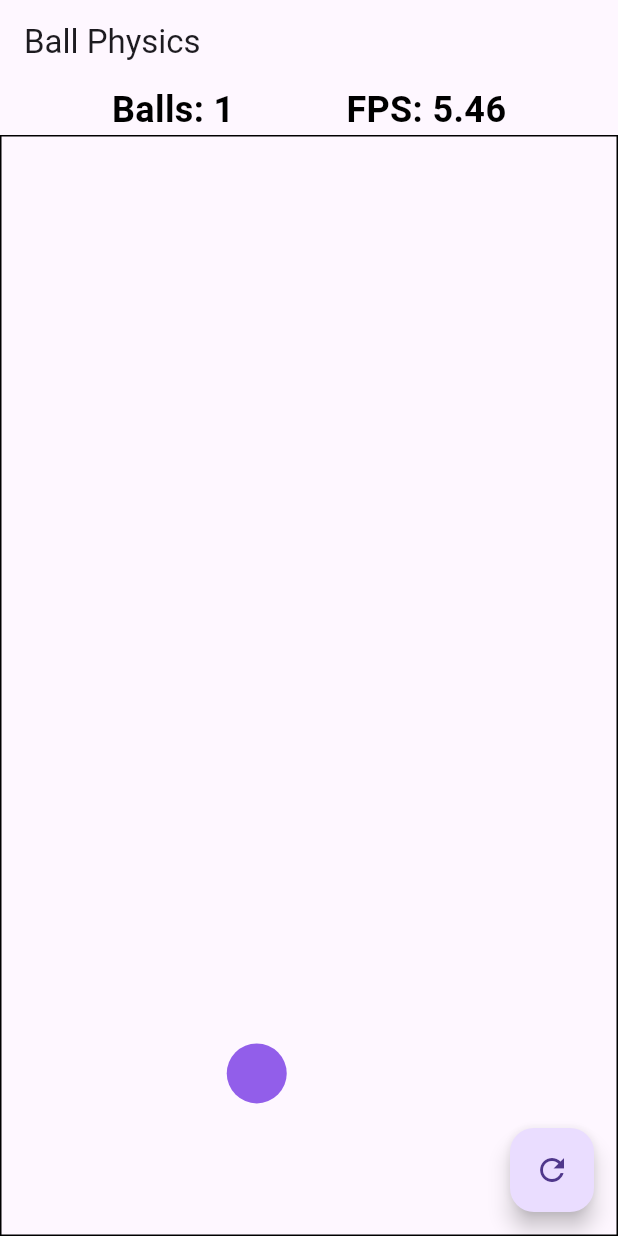
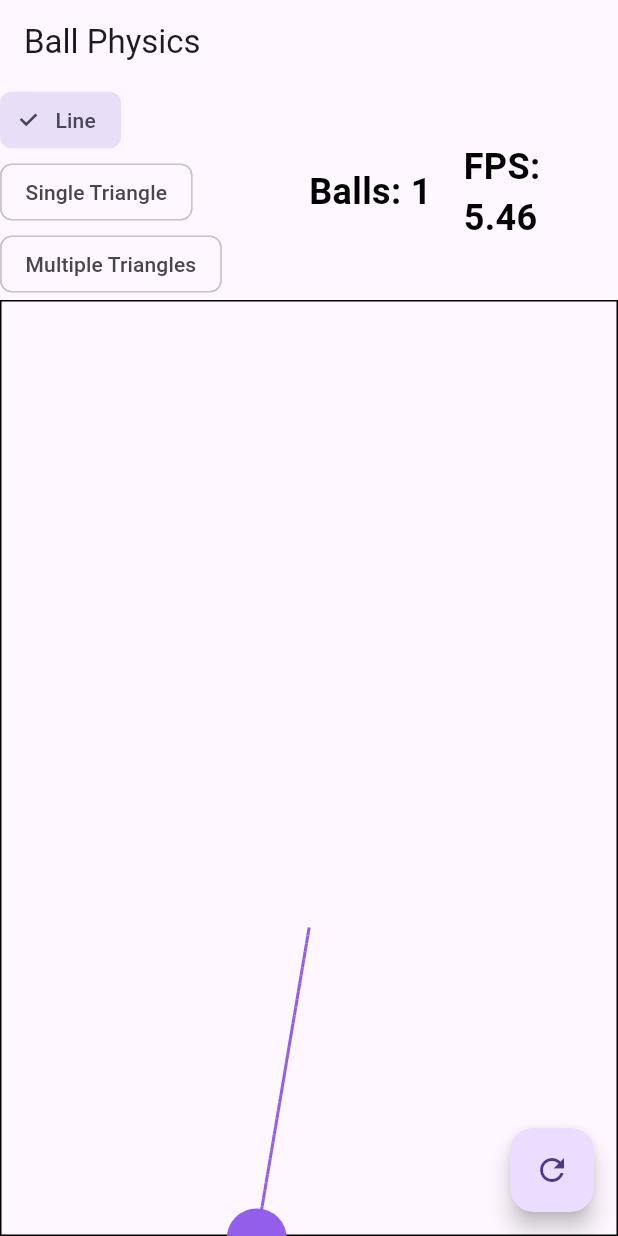
Before and after one commit to abdelaziz-mahdy/bouncy_ball_physics, a Flutter app: the screen it shows after launch, on a phone screen of 412 x 824 dp. Run offline on Flutter 3.47's test engine with Material 3 defaults, Android fonts, the phone set to English and light mode, and no system bars.

Commit message:
limit balls count, and added selector for shapes

```diff
--- a/lib/ball_painter.dart
+++ b/lib/ball_painter.dart
@@ -2,14 +2,18 @@ import 'package:bouncy_ball_physics/ball.dart';
 import 'package:flutter/foundation.dart';
 import 'package:flutter/material.dart';
 
-import 'package:bouncy_ball_physics/ball.dart';
-import 'package:flutter/foundation.dart';
-import 'package:flutter/material.dart';
+enum TrailShape {
+  line,
+  singleTriangle,
+  multipleTriangles,
+}
 
 class BallPainter extends CustomPainter {
   List<Ball> balls;
+  TrailShape trailShape;
 
-  BallPainter({required this.balls});
+  BallPainter(
+      {required this.balls, this.trailShape = TrailShape.line});
 
   final Map<Color, Paint> _paintCache = {};
 
@@ -24,21 +28,64 @@ class BallPainter extends CustomPainter {
   void paint(Canvas canvas, Size size) {
     for (var ball in balls) {
       final paint = _getPaintForBall(ball);
+      paint.strokeWidth = ball.radius / 10;
 
-      var path = Path();
-      if (ball.trail.isNotEmpty) {
-        path.moveTo(ball.trail.first.dx, ball.trail.first.dy);
-        for (var point in ball.trail.skip(1)) {
-          path.lineTo(point.dx, point.dy);
-        }
+      switch (trailShape) {
+        case TrailShape.line:
+          // Draw the trail as a line
+          _drawLineTrail(canvas, ball, paint);
+          break;
+        case TrailShape.singleTriangle:
+          // Draw the trail as a single triangle
+          _drawSingleTriangleTrail(canvas, ball, paint);
+          break;
+        case TrailShape.multipleTriangles:
+          // Draw the trail as multiple triangles
+          _drawMultipleTrianglesTrail(canvas, ball, paint);
+          break;
       }
-      canvas.drawPath(path, paint..strokeWidth = ball.radius / 10);
+
       canvas.drawCircle(ball.position, ball.radius, paint);
     }
   }
 
+  void _drawLineTrail(Canvas canvas, Ball ball, Paint paint) {
+  for (var i = 0; i < ball.trail.length - 1; i++) {
+        canvas.drawLine(ball.trail[i], ball.trail[i + 1], paint..strokeWidth = ball.radius / 10);
+      }
+  }
+
+  void _drawSingleTriangleTrail(Canvas canvas, Ball ball, Paint paint) {
+    var path = Path();
+    if (ball.trail.isNotEmpty) {
+      path.moveTo(ball.trail.first.dx, ball.trail.first.dy);
+      for (var point in ball.trail.skip(1)) {
+        path.lineTo(point.dx, point.dy);
+      }
+    }
+    canvas.drawPath(path, paint);
+  }
+
+  void _drawMultipleTrianglesTrail(Canvas canvas, Ball ball, Paint paint) {
+    for (int i = 0; i < ball.trail.length - 1; i++) {
+      _drawTriangle(
+          canvas, ball.trail[i], ball.trail[i + 1], ball.position, paint);
+    }
+  }
+
+  void _drawTriangle(
+      Canvas canvas, Offset point1, Offset point2, Offset point3, Paint paint) {
+    var path = Path();
+    path.moveTo(point1.dx, point1.dy);
+    path.lineTo(point2.dx, point2.dy);
+    path.lineTo(point3.dx, point3.dy);
+    path.close();
+
+    canvas.drawPath(path, paint);
+  }
+
   @override
-  bool shouldRepaint(BallPainter oldDelegate) {
-    return !listEquals(balls, oldDelegate.balls);
+  bool shouldRepaint(covariant CustomPainter oldDelegate) {
+    return true;
   }
 }
--- a/lib/ball_physics_widget.dart
+++ b/lib/ball_physics_widget.dart
@@ -1,6 +1,7 @@
 import 'dart:math';
 
 import 'package:bouncy_ball_physics/ball.dart';
+import 'package:bouncy_ball_physics/trail_shape_selector.dart';
 import 'package:flutter/material.dart';
 
 import 'ball_painter.dart';
@@ -19,16 +20,19 @@ class BallPhysicsWidgetState extends State<BallPhysicsWidget>
   Random random = Random();
   ValueNotifier<int> ballCountNotifier = ValueNotifier(1);
   ValueNotifier<double> fpsNotifier = ValueNotifier(0.0);
+  ValueNotifier<TrailShape> trailShapeNotifier = ValueNotifier(TrailShape.line);
   DateTime? lastFrameTime;
   static const int fpsAverageCount = 60; // Average over 60 frames
   final List<double> _fpsValues = [];
+  int ballLimit = 100;
   int speed = 10;
+  int tailLength = 100;
   Duration noSpawnDuration = const Duration(milliseconds: 100);
   @override
   void initState() {
     super.initState();
-    _controller =
-        AnimationController(vsync: this, duration: const Duration(milliseconds: 16))
+    _controller = AnimationController(
+        vsync: this, duration: const Duration(milliseconds: 16))
       ..repeat();
     // resetBalls();
   }
@@ -50,8 +54,8 @@ class BallPhysicsWidgetState extends State<BallPhysicsWidget>
     return Ball(
       position: Offset(size.width / 2,
           size.height / 2), // Set position to center of provided size
-      velocity:
-          Offset(random.nextDouble() * speed - 2, random.nextDouble() * speed - 2),
+      velocity: Offset(
+          random.nextDouble() * speed - 2, random.nextDouble() * speed - 2),
       color: Color.fromRGBO(
           random.nextInt(256), random.nextInt(256), random.nextInt(256), 1),
       radius: 20,
@@ -78,15 +82,16 @@ class BallPhysicsWidgetState extends State<BallPhysicsWidget>
     for (var ball in balls) {
       ball.position += ball.velocity;
 
-      // // Update the trail
-      // ball.trail.add(ball.position);
-      // if (ball.trail.length > 200) {
-      //   ball.trail.removeAt(0);
-      // }
+      // Update the trail
+      ball.trail.add(ball.position);
+      if (ball.trail.length > tailLength) {
+        ball.trail.removeAt(0);
+      }
 
       // Check for cooldown
       bool canSpawn =
-          DateTime.now().difference(ball.creationTime) > noSpawnDuration;
+          DateTime.now().difference(ball.creationTime) > noSpawnDuration &&
+              ballCountNotifier.value < ballLimit;
 
       // Check for boundary collisions
       if (ball.position.dx - ball.radius < 0 ||
@@ -133,7 +138,12 @@ class BallPhysicsWidgetState extends State<BallPhysicsWidget>
         Row(
           mainAxisAlignment: MainAxisAlignment.spaceEvenly,
           children: [
-            ValueListenableBuilder<int>(
+            Expanded(
+                flex: 2,
+                child:
+                    TrailShapeSelector(trailShapeNotifier: trailShapeNotifier)),
+            Expanded(
+              child: ValueListenableBuilder<int>(
                 valueListenable: ballCountNotifier,
                 builder: (context, count, child) {
                   return Text(
@@ -145,7 +155,9 @@ class BallPhysicsWidgetState extends State<BallPhysicsWidget>
                   );
                 },
               ),
-            ValueListenableBuilder<double>(
+            ),
+            Expanded(
+              child: ValueListenableBuilder<double>(
                 valueListenable: fpsNotifier,
                 builder: (context, fps, child) {
                   return Text(
@@ -157,6 +169,7 @@ class BallPhysicsWidgetState extends State<BallPhysicsWidget>
                   );
                 },
               ),
+            ),
           ],
         ),
         Expanded(
@@ -164,16 +177,21 @@ class BallPhysicsWidgetState extends State<BallPhysicsWidget>
             decoration: BoxDecoration(
                 // color: Colors.black,
                 border: Border.all()),
-            child: AnimatedBuilder(
+            child: ValueListenableBuilder<TrailShape>(
+                valueListenable: trailShapeNotifier,
+                builder: (context, trailShape, child) {
+                  return AnimatedBuilder(
                     animation: _controller,
                     builder: (context, child) {
                       _updatePhysics(context);
                       return CustomPaint(
-                  painter: BallPainter(balls: balls),
+                        painter:
+                            BallPainter(balls: balls, trailShape: trailShape),
                         child: Container(),
                       );
                     },
-            ),
+                  );
+                }),
           ),
         ),
       ],
--- /dev/null
+++ b/lib/trail_shape_selector.dart
@@ -0,0 +1,44 @@
+import 'package:bouncy_ball_physics/ball_painter.dart';
+import 'package:flutter/material.dart';
+
+class TrailShapeSelector extends StatelessWidget {
+  final ValueNotifier<TrailShape> trailShapeNotifier;
+
+  const TrailShapeSelector({Key? key, required this.trailShapeNotifier})
+      : super(key: key);
+
+  @override
+  Widget build(BuildContext context) {
+    return ValueListenableBuilder<TrailShape>(
+        valueListenable: trailShapeNotifier,
+        builder: (context, count, child) {
+          return Wrap(
+            spacing: 8.0,
+            children: TrailShape.values.map((shape) {
+              return ChoiceChip(
+                label: Text(_getLabelForTrailShape(shape)),
+                selected: trailShapeNotifier.value == shape,
+                onSelected: (bool selected) {
+                  if (selected) {
+                    trailShapeNotifier.value = shape;
+                  }
+                },
+              );
+            }).toList(),
+          );
+        });
+  }
+
+  String _getLabelForTrailShape(TrailShape shape) {
+    switch (shape) {
+      case TrailShape.line:
+        return 'Line';
+      case TrailShape.singleTriangle:
+        return 'Single Triangle';
+      case TrailShape.multipleTriangles:
+        return 'Multiple Triangles';
+      default:
+        return '';
+    }
+  }
+}
```
Lines whose indentation alone changed are shown as unchanged.
